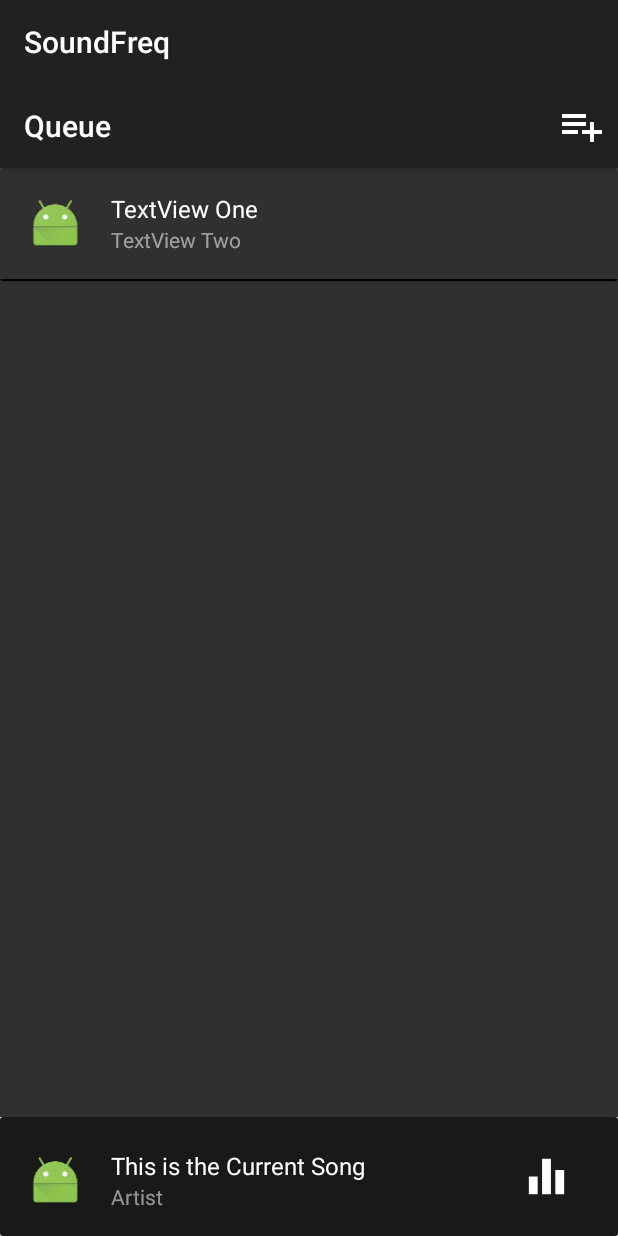
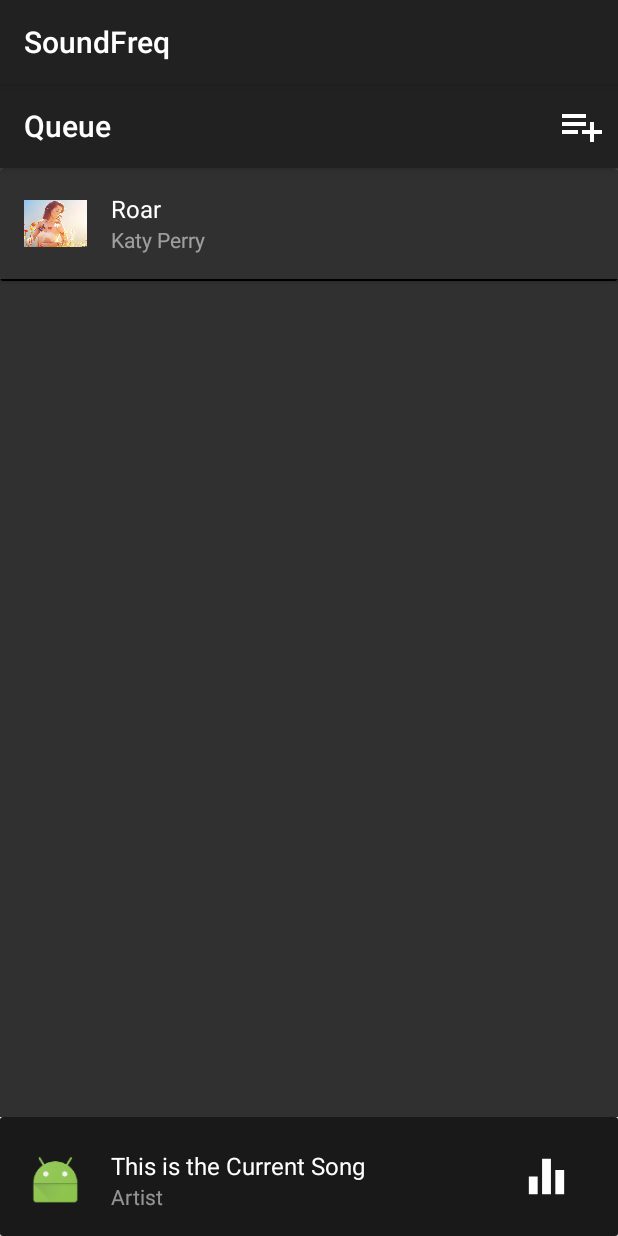
Before and after one commit to kylepotts/soundfreak, an Android app: the fragment PlayQueueFragment shown on its own in the app's theme, on a phone screen of 412 x 824 dp. Run offline under Robolectric (Android 15) with nearby library versions, the phone set to English and light mode, and no system bars; our stand-ins replace ButterKnife; 1 statement that could not run was skipped.

Commit message:
BG images and info

```diff
--- a/app/src/main/java/com/deadbeef/soundfreq/MainActivity.java
+++ b/app/src/main/java/com/deadbeef/soundfreq/MainActivity.java
@@ -14,6 +14,9 @@ import com.deadbeef.soundfreq.models.Song;
 public class MainActivity extends AppCompatActivity {
 
     public static int[] songs = new int[] {R.raw.song, R.raw.song2, R.raw.song3};
+    public static String[] names = new String[] {"Roar", "It's Time", "Do You Want to Build a Snowman?"};
+    public static String[] artists = new String[] {"Katy Perry", "Imagine Dragons", "Kristen Bell"};
+    public static int[] album_covers = new int[] {R.drawable.song1_cover, R.drawable.song2_cover, R.drawable.song3_cover};
 
     @Override
     protected void onCreate(Bundle savedInstanceState) {
--- a/app/src/main/java/com/deadbeef/soundfreq/adapters/PlayQueueAdapter.java
+++ b/app/src/main/java/com/deadbeef/soundfreq/adapters/PlayQueueAdapter.java
@@ -1,15 +1,19 @@
 package com.deadbeef.soundfreq.adapters;
 
-import android.support.v7.widget.CardView;
+import android.content.Context;
 import android.support.v7.widget.RecyclerView;
 import android.view.LayoutInflater;
 import android.view.View;
 import android.view.ViewGroup;
+import android.widget.ImageView;
 import android.widget.TextView;
 
+import com.deadbeef.soundfreq.MainActivity;
 import com.deadbeef.soundfreq.R;
 
 public class PlayQueueAdapter extends RecyclerView.Adapter<PlayQueueAdapter.ViewHolder>{
+
+    static MainActivity main;
 
     @Override
     public PlayQueueAdapter.ViewHolder onCreateViewHolder(ViewGroup parent, int viewType) {
@@ -18,9 +22,18 @@ public class PlayQueueAdapter extends RecyclerView.Adapter<PlayQueueAdapter.View
         return vh;
     }
 
+    public PlayQueueAdapter(Context context) {
+        this.main = (MainActivity) context;
+    }
+
     @Override
     public void onBindViewHolder(PlayQueueAdapter.ViewHolder holder, int position) {
-
+        TextView title = (TextView) holder.cardView.findViewById(R.id.queue_songTitle_textview);
+        title.setText(main.names[position]);
+        TextView artist = (TextView) holder.cardView.findViewById(R.id.queue_contributor_textview);
+        artist.setText(main.artists[position]);
+        ImageView cover = (ImageView) holder.cardView.findViewById(R.id.queue_albumCover_image_view);
+        cover.setImageResource(main.album_covers[position]);
     }
 
     @Override
@@ -38,7 +51,6 @@ public class PlayQueueAdapter extends RecyclerView.Adapter<PlayQueueAdapter.View
         }
 
         public void setText(){
-
         }
     }
 }
--- a/app/src/main/java/com/deadbeef/soundfreq/fragments/PlayQueueFragment.java
+++ b/app/src/main/java/com/deadbeef/soundfreq/fragments/PlayQueueFragment.java
@@ -47,7 +47,7 @@ public class PlayQueueFragment extends Fragment {
         recyclerView.setHasFixedSize(true);
         layoutManager = new LinearLayoutManager(getActivity());
         recyclerView.setLayoutManager(layoutManager);
-        adapter = new PlayQueueAdapter();
+        adapter = new PlayQueueAdapter(getActivity());
         recyclerView.setAdapter(adapter);
         return v;
     }
--- a/app/src/main/res/layout/media_player_fragment.xml
+++ b/app/src/main/res/layout/media_player_fragment.xml
@@ -9,6 +9,7 @@
         android:layout_height="match_parent"
         android:id="@+id/media_backgrounod_imageview"
         android:visibility="visible"
+        android:src="@drawable/song1_cover"
         android:scaleType="centerCrop"/>
 
     <ImageView
@@ -27,7 +28,7 @@
     <TextView
         android:layout_width="wrap_content"
         android:layout_height="wrap_content"
-        android:text="A Night To Remember"
+        android:text="Roar"
         android:id="@+id/media_SongName_textview"
         android:textSize="25sp"
         android:paddingLeft="35dp"
@@ -45,7 +46,7 @@
         android:layout_width="wrap_content"
         android:layout_height="wrap_content"
         android:textAppearance="?android:attr/textAppearanceMedium"
-        android:text="Song Author"
+        android:text="Katy Perry"
         android:id="@+id/media_songauthor_textview"
         android:layout_weight="0.50"
         android:layout_below="@+id/media_SongName_textview"
```
Also changed, not shown: app/src/main/java/com/deadbeef/soundfreq/fragments/MediaPlayerFragment.java (+9 -1 lines), app/src/main/res/drawable/song1_cover.jpg (added), app/src/main/res/drawable/song2_cover.jpg (added), 2 other files.
